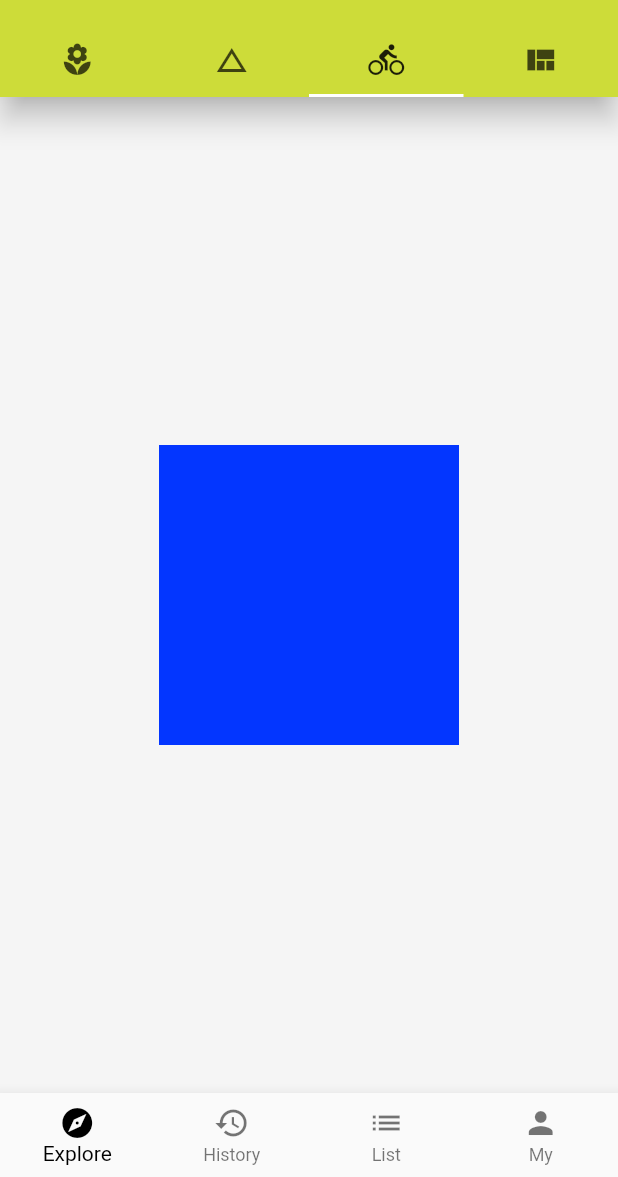
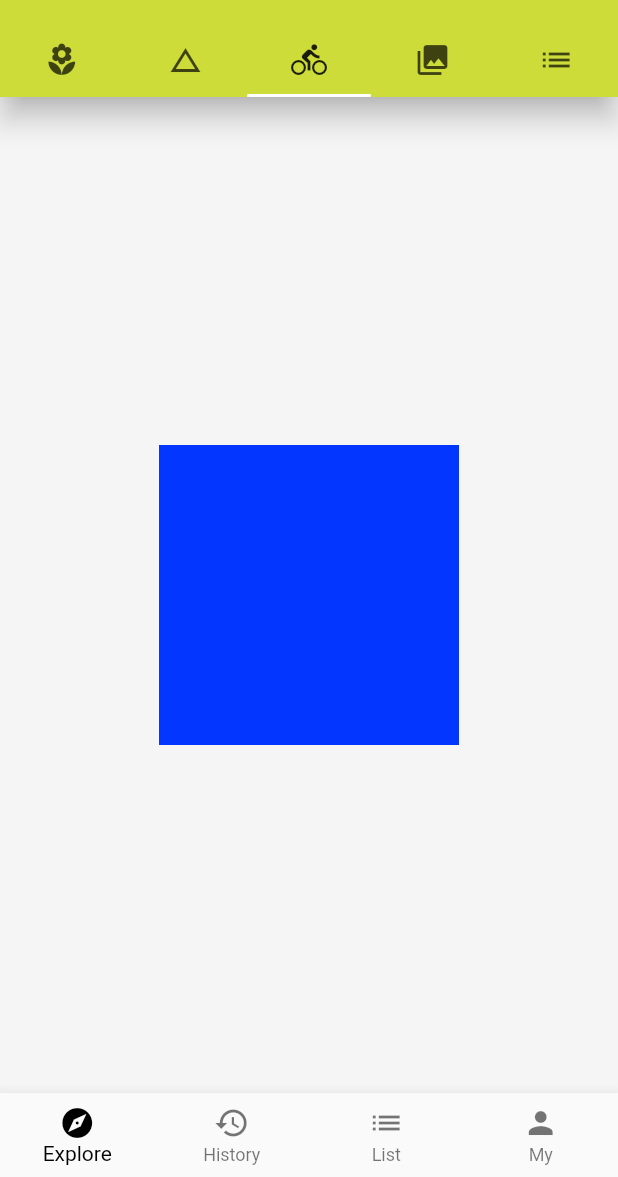
Before and after one commit to MuTingMie/hello_flutter, a Flutter app: the screen it shows after launch, tab 3 chosen, on a phone screen of 412 x 824 dp, the part 59-1236 px from its top. Run offline on Flutter 3.47's test engine with Material 2 defaults, Android fonts, the phone set to English and light mode, and no system bars; network calls fail.

Commit message:
渐进动画可伸缩空间

```diff
--- a/lib/main.dart
+++ b/lib/main.dart
@@ -47,7 +47,7 @@ class Home extends StatelessWidget {
   @override
   Widget build(BuildContext context) {
     return DefaultTabController(
-      length: 4,
+      length: 5,
       child: Scaffold(
         backgroundColor: Colors.grey[100],
         appBar: AppBar(
@@ -75,7 +75,9 @@ class Home extends StatelessWidget {
               Tab(icon: Icon(Icons.local_florist)),
               Tab(icon: Icon(Icons.change_history)),
               Tab(icon: Icon(Icons.directions_bike)),
-              Tab(icon: Icon(Icons.view_quilt))
+              Tab(icon: Icon(Icons.collections)),
+              Tab(icon: Icon(Icons.list)),
+              //Tab(icon: Icon(Icons.grid_view))
             ]),
         ),
         //body: const Hello(),
@@ -83,11 +85,11 @@ class Home extends StatelessWidget {
         body: const TabBarView(
           children: [
             ListViewDemo(),
-            //Icon(Icons.change_history, size: 128.0, color: Colors.black12),
             BasicDemo(),
             LayoutDemo(),
-            //Icon(Icons.directions_bike, size: 128.0, color: Colors.black12)
             ViewDemo(),
+            SliverDemo(),
+            //Icon(Icons.view_quilt, size: 128.0, color: Colors.black12)
           ]
         ),
         // drawer: 左侧栏
```
Also changed, not shown: lib/demo/SliverDemo.dart (+19 -4 lines).
